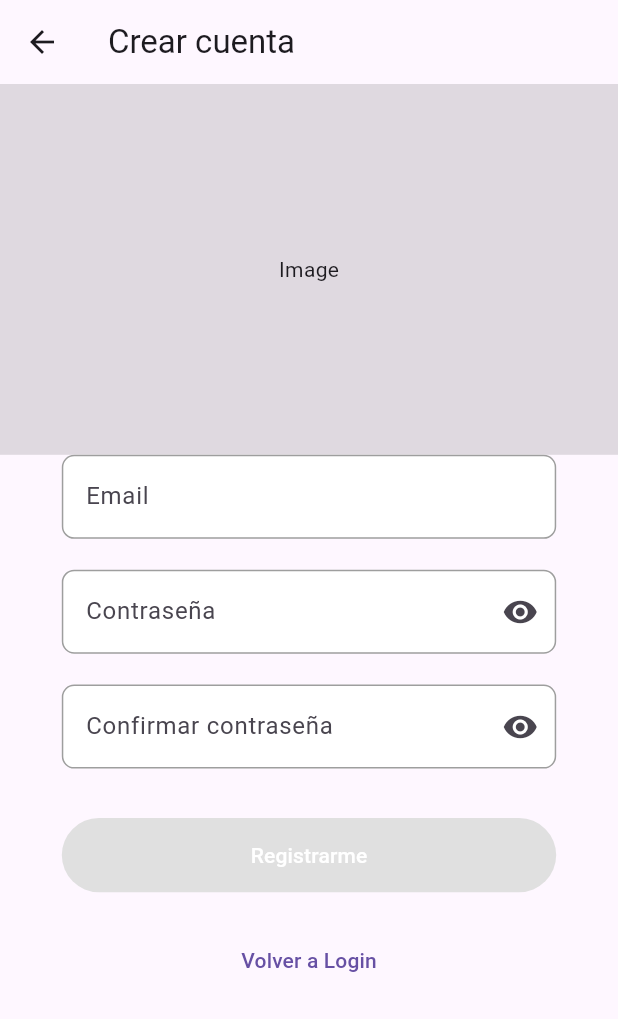
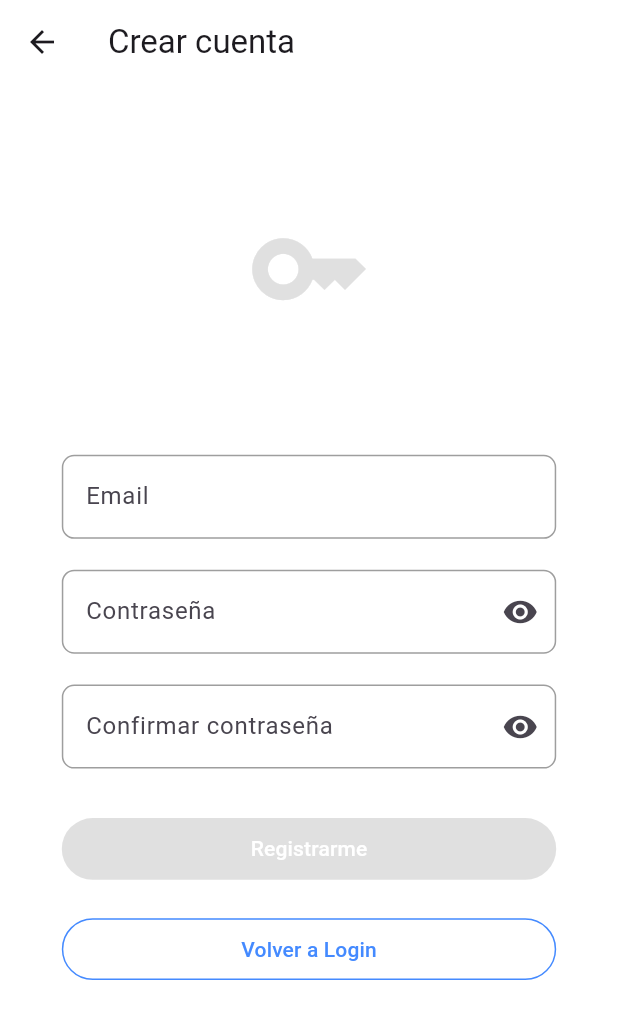
Before and after one commit to cjamar/worne-app, a Flutter app: the screen it shows after launch, after a tap on "Registrarme", on a phone screen of 412 x 824 dp. Shown: the top 1019 px of the screen. Run offline on Flutter 3.47's test engine with Material 3 defaults, Android fonts, the phone set to English and light mode, and no system bars; our stand-ins replace cached_network_image, equatable, flutter_bloc, image_picker, sign_in_button, supabase_flutter; accounts and stored records are empty.

Commit message:
Improvement layout Login/Register pages

```diff
--- a/lib/core/utils/items_helper.dart
+++ b/lib/core/utils/items_helper.dart
@@ -11,6 +11,8 @@ class ItemsHelper {
         return ItemStatus.loaned;
       case 'Reservados':
         return ItemStatus.reserved;
+      case 'Perdidos':
+        return ItemStatus.losted;
       default:
         return null;
     }
@@ -29,6 +31,9 @@ class ItemsHelper {
       case ItemStatus.reserved:
         color = Colors.deepPurpleAccent;
         break;
+      case ItemStatus.losted:
+        color = Colors.grey;
+        break;
     }
     return color;
   }
--- a/lib/features/auth/presentation/pages/register_page.dart
+++ b/lib/features/auth/presentation/pages/register_page.dart
@@ -13,9 +13,16 @@ class RegisterPage extends StatelessWidget {
   Widget build(BuildContext context) {
     final Size size = MediaQuery.of(context).size;
 
-    return Scaffold(
-      appBar: AppBar(title: const Text('Crear cuenta')),
-
+    return GestureDetector(
+      behavior: HitTestBehavior.translucent,
+      onTap: () => FocusManager.instance.primaryFocus?.unfocus(),
+      child: Scaffold(
+        resizeToAvoidBottomInset: false,
+        backgroundColor: Colors.white,
+        appBar: AppBar(
+          title: const Text('Crear cuenta'),
+          backgroundColor: Colors.white,
+        ),
         body: BlocListener<AuthBloc, AuthState>(
           listener: (context, state) {
             if (state is AuthError) {
@@ -31,10 +38,13 @@ class RegisterPage extends StatelessWidget {
 
           child: _registerBody(context, size),
         ),
+      ),
     );
   }
 
-  Widget _registerBody(BuildContext context, Size size) => Column(
+  Widget _registerBody(BuildContext context, Size size) => SizedBox(
+    width: size.width,
+    child: Column(
       crossAxisAlignment: CrossAxisAlignment.center,
       children: [
         _logoArea(size),
@@ -43,15 +53,22 @@ class RegisterPage extends StatelessWidget {
           height: size.height * 0.35,
           child: _registerForm(context),
         ),
+        SizedBox(height: size.height * 0.025),
         _backToLogin(context, size),
       ],
+    ),
   );
 
-  _logoArea(Size size) => Container(
+  _logoArea(Size size) => SizedBox(
     width: size.width,
     height: size.height * 0.3,
-    color: Colors.black12,
-    child: Center(child: Text('Image')),
+    child: Center(
+      child: Icon(
+        Icons.key_sharp,
+        size: size.width * 0.2,
+        color: Colors.grey.shade300,
+      ),
+    ),
   );
 
   _registerForm(BuildContext context) => AuthForm(
@@ -65,11 +82,16 @@ class RegisterPage extends StatelessWidget {
     },
   );
 
-  _backToLogin(BuildContext context, Size size) => Padding(
-    padding: EdgeInsets.only(top: size.height * 0.03),
+  _backToLogin(BuildContext context, Size size) => Container(
+    decoration: BoxDecoration(
+      border: Border.all(color: Colors.blueAccent),
+      borderRadius: BorderRadius.circular(size.width * 0.06),
+    ),
+    width: size.width * 0.8,
+    height: size.height * 0.05,
     child: TextButton(
       onPressed: () => Navigator.pop(context),
-      child: Text('Volver a Login'),
+      child: Text('Volver a Login', style: TextStyle(color: Colors.blueAccent)),
     ),
   );
 }
--- a/lib/features/auth/presentation/widgets/auth_form.dart
+++ b/lib/features/auth/presentation/widgets/auth_form.dart
@@ -199,7 +199,7 @@ class _AuthFormState extends State<AuthForm> {
 
           return SizedBox(
             width: size.width * 0.8,
-            height: size.height * 0.06,
+            height: size.height * 0.05,
             child: ElevatedButton(
               style: ElevatedButton.styleFrom(
                 elevation: 0,
--- a/lib/features/item/domain/entities/item_status.dart
+++ b/lib/features/item/domain/entities/item_status.dart
@@ -1,4 +1,4 @@
-enum ItemStatus { available, loaned, reserved }
+enum ItemStatus { available, loaned, reserved, losted }
 
 class ItemStatusFilter {
   static final List<String> filtersItem = [
@@ -6,5 +6,6 @@ class ItemStatusFilter {
     'Disponibles',
     'Prestados',
     'Reservados',
+    'Perdidos',
   ];
 }
```
Lines whose indentation alone changed are shown as unchanged.
